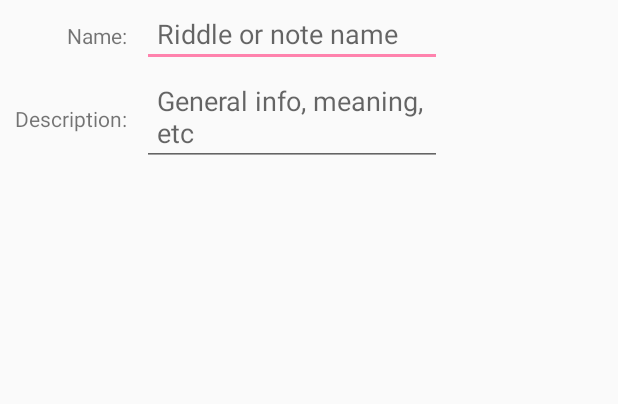
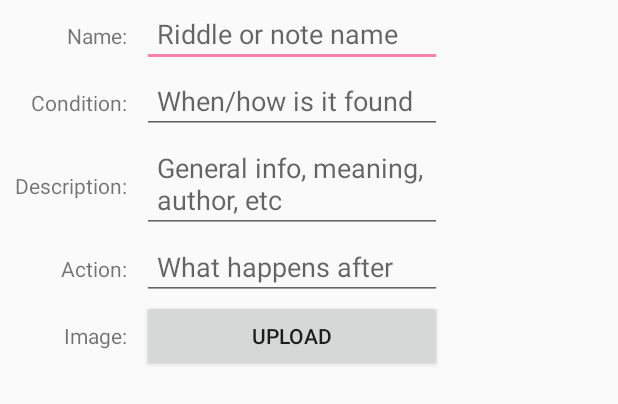
Before and after one commit to vfpimenta/dm-studio, an Android app: the layout dialog_note_form.xml on its own in the app's theme, with its tools: preview values and no code run, on a phone screen of 412 x 824 dp. Shown: the top 404 px of the screen. Run offline under Robolectric (Android 15) with nearby library versions, the phone set to English and light mode, and no system bars.

Commit message:
Updated note handler.

```diff
--- a/app/src/main/java/vfpimenta/dungeonmasterstudio/entities/ItemEntity.java
+++ b/app/src/main/java/vfpimenta/dungeonmasterstudio/entities/ItemEntity.java
@@ -49,6 +49,9 @@ public class ItemEntity extends BasicEntity{
         item.setAttuned(requiresAttunement);
         if(!description.isEmpty()){
             item.setDescription(description);
+        }
+        if (img != null) {
+            item.setImage(img);
         }
 
         return item;
--- a/app/src/main/res/layout/dialog_note_form.xml
+++ b/app/src/main/res/layout/dialog_note_form.xml
@@ -27,6 +27,21 @@
                 android:layout_height="wrap_content"
                 android:gravity="right"
                 android:padding="10dip"
+                android:text="@string/label_note_condition" />
+            <EditText
+                android:id="@+id/note_condition"
+                android:layout_width="match_parent"
+                android:layout_height="wrap_content"
+                android:padding="10dip"
+                android:maxWidth="200dip"
+                android:hint="@string/hint_note_condition" />
+        </TableRow>
+        <TableRow>
+            <TextView
+                android:layout_width="wrap_content"
+                android:layout_height="wrap_content"
+                android:gravity="right"
+                android:padding="10dip"
                 android:text="@string/label_description" />
             <EditText
                 android:id="@+id/note_description"
@@ -36,5 +51,33 @@
                 android:maxWidth="200dip"
                 android:hint="@string/hint_note_description" />
         </TableRow>
+        <TableRow>
+            <TextView
+                android:layout_width="wrap_content"
+                android:layout_height="wrap_content"
+                android:gravity="right"
+                android:padding="10dip"
+                android:text="@string/label_note_action" />
+            <EditText
+                android:id="@+id/note_action"
+                android:layout_width="match_parent"
+                android:layout_height="wrap_content"
+                android:padding="10dip"
+                android:maxWidth="200dip"
+                android:hint="@string/hint_note_action" />
+        </TableRow>
+        <TableRow>
+            <TextView
+                android:layout_width="wrap_content"
+                android:layout_height="wrap_content"
+                android:gravity="right"
+                android:padding="10dip"
+                android:text="@string/label_img" />
+            <Button
+                android:id="@+id/add_note_img"
+                android:layout_width="wrap_content"
+                android:layout_height="wrap_content"
+                android:text="@string/upload"/>
+        </TableRow>
     </TableLayout>
 </LinearLayout>
--- a/app/src/main/res/values/strings.xml
+++ b/app/src/main/res/values/strings.xml
@@ -168,6 +168,8 @@
     <string name="label_item_type">Type: </string>
     <string name="label_item_rarity">Rarity: </string>
     <string name="label_item_attuned">Attunement: </string>
+    <string name="label_note_condition">Condition: </string>
+    <string name="label_note_action">Action: </string>
 
     <string name="hint_character_name">Character name</string>
     <string name="hint_character_gold">Gold carried</string>
@@ -178,7 +180,9 @@
     <string name="hint_item_name">Item name</string>
     <string name="hint_item_description">General info, magic properties, etc</string>
     <string name="hint_note_name">Riddle or note name</string>
-    <string name="hint_note_description">General info, meaning, etc</string>
+    <string name="hint_note_description">General info, meaning, author, etc</string>
+    <string name="hint_note_condition">When/how is it found</string>
+    <string name="hint_note_action">What happens after</string>
 
     <string name="attunement_requeired">Required</string>
     <string name="attunement_not_requeired">Not required</string>
```
Also changed, not shown: app/src/main/java/vfpimenta/dungeonmasterstudio/entities/NoteEntity.java (+61 -2 lines), app/src/main/java/vfpimenta/dungeonmasterstudio/fragments/CampaignNotesFragment.java (+20 -7 lines).
